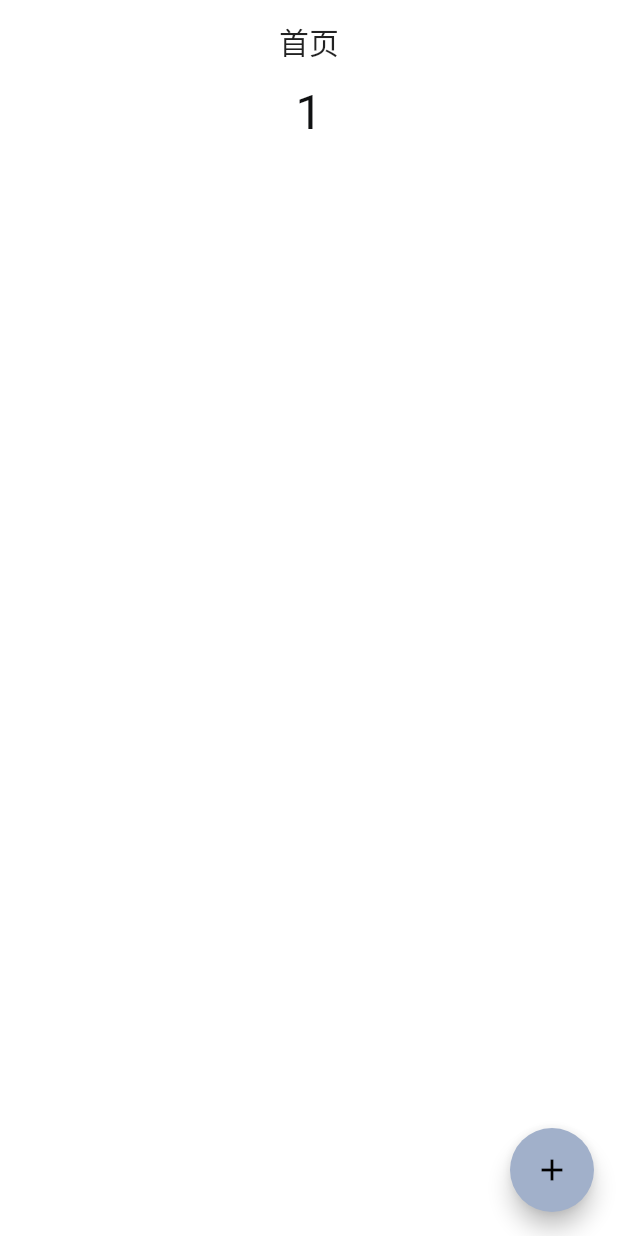
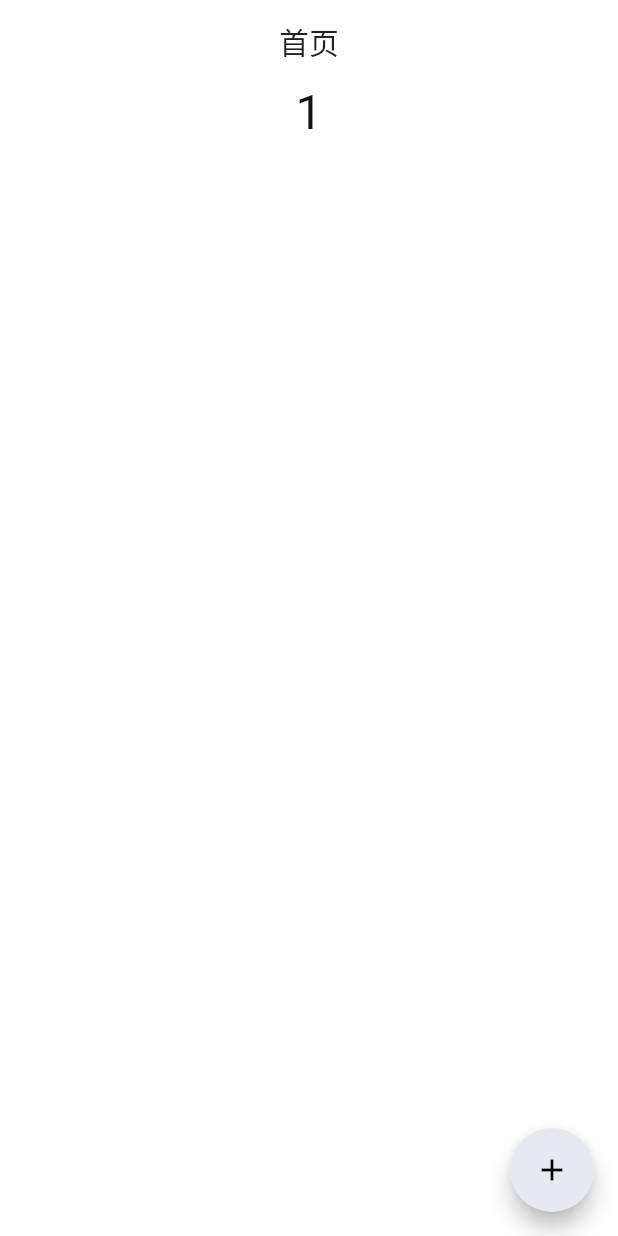
Before and after one commit to cangyan/flutter_app_-scaffold, a Flutter app: the screen it shows after launch, after a tap on the "add" icon, on a phone screen of 412 x 824 dp. Run offline on Flutter 3.47's test engine with Material 2 defaults, Android fonts, the phone set to English and light mode, and no system bars; our stand-ins replace google_fonts; missing offline and left inert: logging_appenders.

```diff
--- a/lib/constants/theme.dart
+++ b/lib/constants/theme.dart
@@ -35,7 +35,7 @@ ThemeData themeData(BuildContext context) {
     ),
     backgroundColor: Colors.white,
     iconTheme: IconThemeData(color: kBodyTextColorLight),
-    accentIconTheme: IconThemeData(color: kAccentIconLightColor),
+    // accentIconTheme: IconThemeData(color: kAccentIconLightColor),
     primaryIconTheme: IconThemeData(color: kPrimaryIconLightColor),
     textTheme: GoogleFonts.latoTextTheme().copyWith(
       bodyText1: TextStyle(color: kBodyTextColorLight),
@@ -59,7 +59,7 @@ ThemeData darkThemeData(BuildContext context) {
     ),
     backgroundColor: kBackgroundDarkColor,
     iconTheme: IconThemeData(color: kBodyTextColorDark),
-    accentIconTheme: IconThemeData(color: kAccentIconDarkColor),
+    // accentIconTheme: IconThemeData(color: kAccentIconDarkColor),
     primaryIconTheme: IconThemeData(color: kPrimaryIconDarkColor),
     textTheme: GoogleFonts.latoTextTheme().copyWith(
       bodyText1: TextStyle(color: kBodyTextColorDark),
--- /dev/null
+++ b/lib/logic/log/debug_logger.dart
@@ -0,0 +1,42 @@
+import 'package:logging/logging.dart';
+import 'package:logging_appenders/logging_appenders.dart';
+
+class DebugLogger {
+  static DebugLogger _instance;
+  static Logger _logger;
+  static const appName = 'app';
+
+  DebugLogger._internal() {
+    Logger.root.level = Level.ALL;
+
+    _logger = Logger(appName);
+
+    _instance = this;
+  }
+
+  factory DebugLogger() => _instance ?? DebugLogger._internal();
+
+  void log(message, [Object error, StackTrace stackTrace]) =>
+      _logger.info(message, error, stackTrace);
+
+  void info(message, [Object error, StackTrace stackTrace]) {
+    final appender = PrintAppender(formatter: const ColorFormatter())
+      ..attachToLogger(Logger.root);
+    _logger.info(message, error, stackTrace);
+    appender.dispose();
+  }
+
+  void warning(message, [Object error, StackTrace stackTrace]) {
+    final appender = PrintAppender(formatter: const ColorFormatter())
+      ..attachToLogger(Logger.root);
+    _logger.warning(message, error, stackTrace);
+    appender.dispose();
+  }
+
+  void error(message, [Object error, StackTrace stackTrace]) {
+    final appender = PrintAppender(formatter: const ColorFormatter())
+      ..attachToLogger(Logger.root);
+    _logger.severe(message, error, stackTrace);
+    appender.dispose();
+  }
+}
--- a/lib/logic/log/log.dart
+++ /dev/null
@@ -1,16 +0,0 @@
-import 'dart:developer' as developer;
-import 'package:logging/logging.dart';
-
-class Log {
-  static info(String message) {
-    developer.log(message, level: Level.INFO.value);
-  }
-
-  static warning(String message) {
-    developer.log(message, level: Level.WARNING.value);
-  }
-
-  static error(String message) {
-    developer.log(message, level: Level.SHOUT.value);
-  }
-}
--- a/lib/presentation/screens/index/index_screen.dart
+++ b/lib/presentation/screens/index/index_screen.dart
@@ -1,5 +1,5 @@
 import 'package:flutter/material.dart';
-import 'package:flutter_demo/logic/log/log.dart';
+import 'package:flutter_demo/logic/log/debug_logger.dart';
 import 'package:flutter_demo/presentation/screens/index/components/body.dart';
 
 class IndexScreen extends StatefulWidget {
@@ -15,7 +15,6 @@ class _IndexScreenState extends State<IndexScreen> {
   int _counter = 0;
 
   void _incrementCounter() {
-    Log.error("+++++");
     setState(() {
       _counter++;
     });
@@ -23,6 +22,7 @@ class _IndexScreenState extends State<IndexScreen> {
 
   @override
   Widget build(BuildContext context) {
+    DebugLogger().info("counter:$_counter");
     return Scaffold(
       appBar: buildAppBar(),
       body: Body(
@@ -31,7 +31,6 @@ class _IndexScreenState extends State<IndexScreen> {
       floatingActionButton: FloatingActionButton(
         onPressed: _incrementCounter,
         child: Icon(Icons.add),
-        backgroundColor: Theme.of(context).iconTheme.color,
       ),
     );
   }
--- a/lib/presentation/screens/welcome/welcome_screen.dart
+++ b/lib/presentation/screens/welcome/welcome_screen.dart
@@ -1,4 +1,5 @@
 import 'package:flutter/material.dart';
+import 'package:flutter_demo/logic/log/debug_logger.dart';
 
 class WelcomeScreen extends StatefulWidget {
   WelcomeScreen({Key key}) : super(key: key);
@@ -8,8 +9,11 @@ class WelcomeScreen extends StatefulWidget {
 }
 
 class _WelcomeScreenState extends State<WelcomeScreen> {
+  final logger = DebugLogger();
+
   @override
   Widget build(BuildContext context) {
+    logger.info("welcome");
     return Center(
       child: Container(
         child: Column(
--- a/pubspec.yaml
+++ b/pubspec.yaml
@@ -23,10 +23,10 @@ environment:
 dependencies:
   flutter:
     sdk: flutter
-  google_fonts: ^1.1.0 # it helps us to use google fonts on our app
+  google_fonts: ^2.0.0 # it helps us to use google fonts on our app
   equatable: ^2.0.0
   logging: ^1.0.1
-
+  logging_appenders: ^1.0.0
 
   # The following adds the Cupertino Icons font to your application.
   # Use with the CupertinoIcons class for iOS style icons.
```
Also changed, not shown: pubspec.lock, 2 other files.
